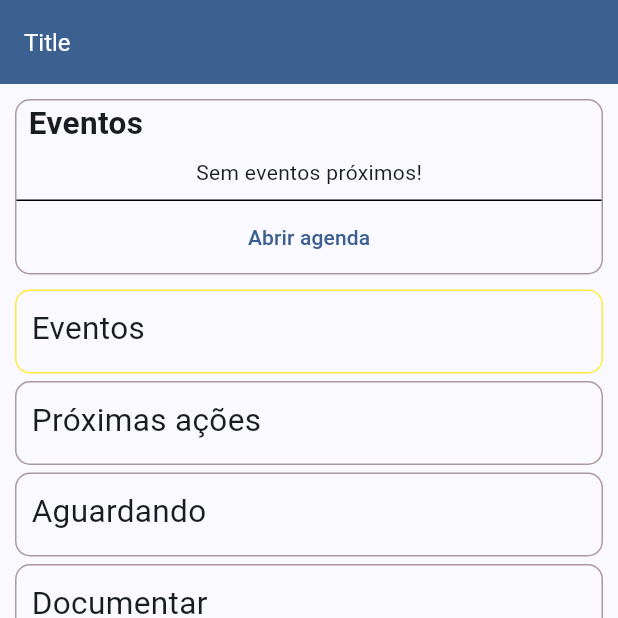
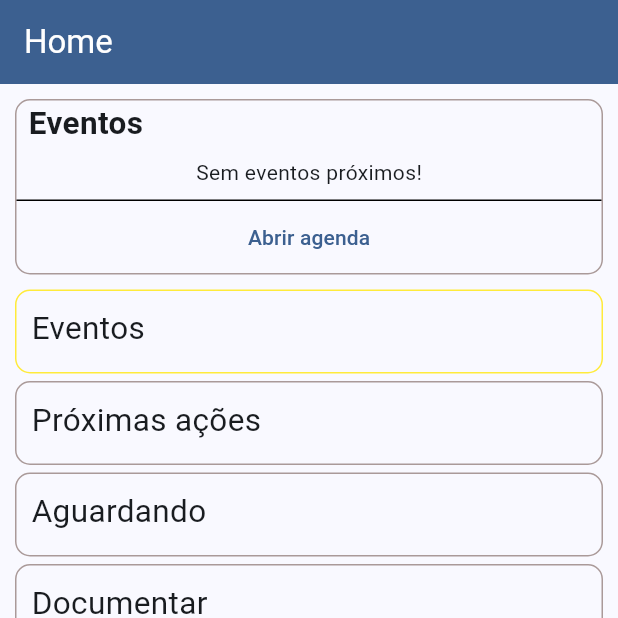
Before and after one commit to tinicius/Do-It-Today, a Flutter app: the screen it shows after launch, on a phone screen of 412 x 824 dp, the top half of it. Run offline on Flutter 3.47's test engine with Material 2 defaults, Android fonts, the phone set to English and light mode, and no system bars; missing offline and left inert: localstore.

```diff
--- a/lib/main.dart
+++ b/lib/main.dart
@@ -1,4 +1,5 @@
 import 'package:doittoday/repositories/item_repository.dart';
+import 'package:doittoday/utils/theme.dart';
 import 'package:doittoday/views/Home/components/floating_action_menu.dart';
 import 'package:doittoday/views/Home/components/add_event_dialog.dart';
 import 'package:doittoday/views/Home/components/button_menu.dart';
@@ -11,42 +12,11 @@ import 'entities/event.dart';
 
 void main() {
   WidgetsFlutterBinding.ensureInitialized();
-  runApp(MaterialApp(home: MyApp()));
-}
-
-class AppBarComponent extends StatelessWidget implements PreferredSizeWidget {
-  const AppBarComponent({super.key});
-
-  static const title = "Title";
-
-  @override
-  Widget build(BuildContext context) {
-    ThemeData themeData = Theme.of(context);
-
-    ColorScheme colorScheme = themeData.colorScheme;
-    TextTheme textTheme = themeData.textTheme;
-
-    TextStyle titleStyle = TextStyle(
-        color: Colors.white, fontSize: textTheme.titleMedium?.fontSize);
-
-    return AppBar(
-      backgroundColor: colorScheme.primary,
-      title: Text(title, style: titleStyle),
-    );
-  }
-
-  @override
-  Size get preferredSize => const Size.fromHeight(kToolbarHeight);
+  runApp(const MaterialApp(home: MyApp()));
 }
 
 class MyApp extends StatelessWidget {
-  MyApp({super.key});
-
-  final ThemeData themeData = ThemeData(
-    useMaterial3: true,
-    colorScheme:
-        ColorScheme.fromSeed(seedColor: const Color.fromARGB(255, 32, 93, 161)),
-  );
+  const MyApp({super.key});
 
   @override
   Widget build(BuildContext context) {
@@ -55,11 +25,11 @@ class MyApp extends StatelessWidget {
       child: MaterialApp(
         debugShowCheckedModeBanner: false,
         title: 'Do It Today',
-        theme: themeData,
-        home: const Scaffold(
-          body: HomePage(),
-          appBar: AppBarComponent(),
-          floatingActionButton: FloatingActionMenu(
+        theme: AppTheme.themeData,
+        home:  Scaffold(
+          body: const HomePage(),
+          appBar: AppTheme.appBar(title: "Home"),
+          floatingActionButton: const FloatingActionMenu(
             distance: 100,
             children: [ButtonMenu(text: "Evento", dialog: AddEventDialog())],
           ),
--- /dev/null
+++ b/lib/utils/theme.dart
@@ -0,0 +1,23 @@
+import 'package:flutter/material.dart';
+
+class AppTheme {
+  static final ThemeData themeData = ThemeData(
+    useMaterial3: true,
+    colorScheme:
+        ColorScheme.fromSeed(seedColor: const Color.fromARGB(255, 32, 93, 161)),
+  );
+
+  static final ColorScheme colorScheme = themeData.colorScheme;
+  static final TextTheme textTheme = themeData.textTheme;
+
+  static PreferredSizeWidget appBar({required String title}) {
+    TextStyle titleStyle = TextStyle(
+        color: Colors.white, fontSize: textTheme.titleMedium?.fontSize);
+
+    return AppBar(
+      backgroundColor: colorScheme.primary,
+      iconTheme: const IconThemeData(color: Colors.white  ),
+      title: Text(title, style: titleStyle),
+    );
+  }
+}
--- a/lib/views/Home/components/event_cart.dart
+++ b/lib/views/Home/components/event_cart.dart
@@ -76,9 +76,9 @@ class EventCardList extends StatelessWidget {
         ? const Text("Sem eventos próximos!")
         : ListView.builder(
             shrinkWrap: true,
-            itemCount: state.nextEvents.length,
+            itemCount: state.allEvents.length,
             itemBuilder: (context, index) {
-              return EventCardItem(state.nextEvents[index]);
+              return EventCardItem(state.allEvents[index]);
             },
           );
   }
```
Also changed, not shown: lib/views/ListEventPage/components/event_item.dart (added, +26 -0 lines), lib/views/ListEventPage/index.dart (+3 -26 lines).
